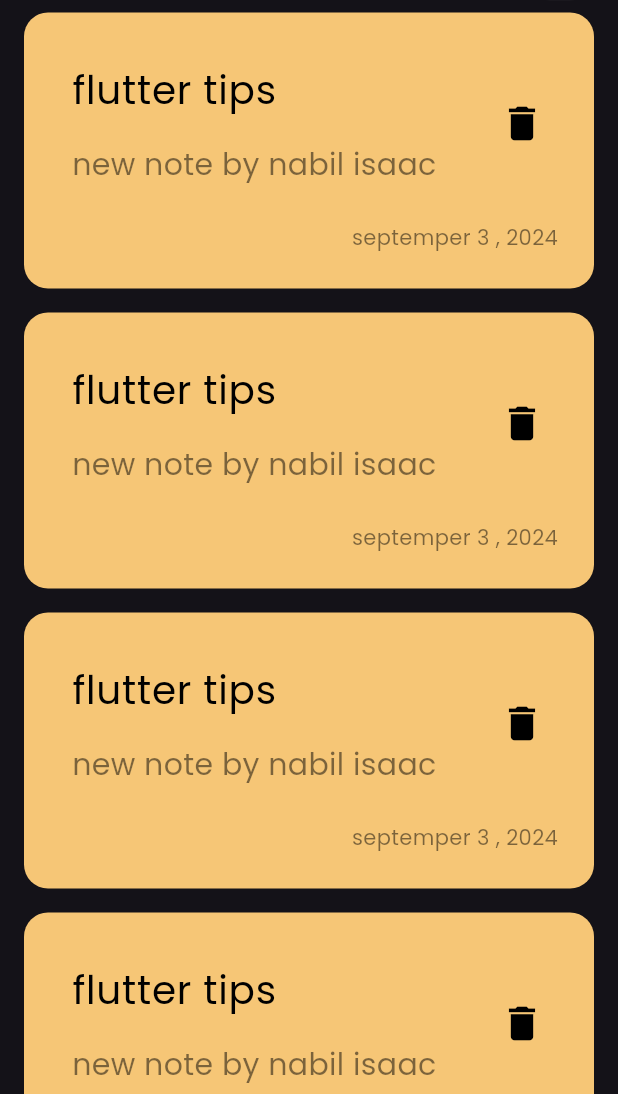
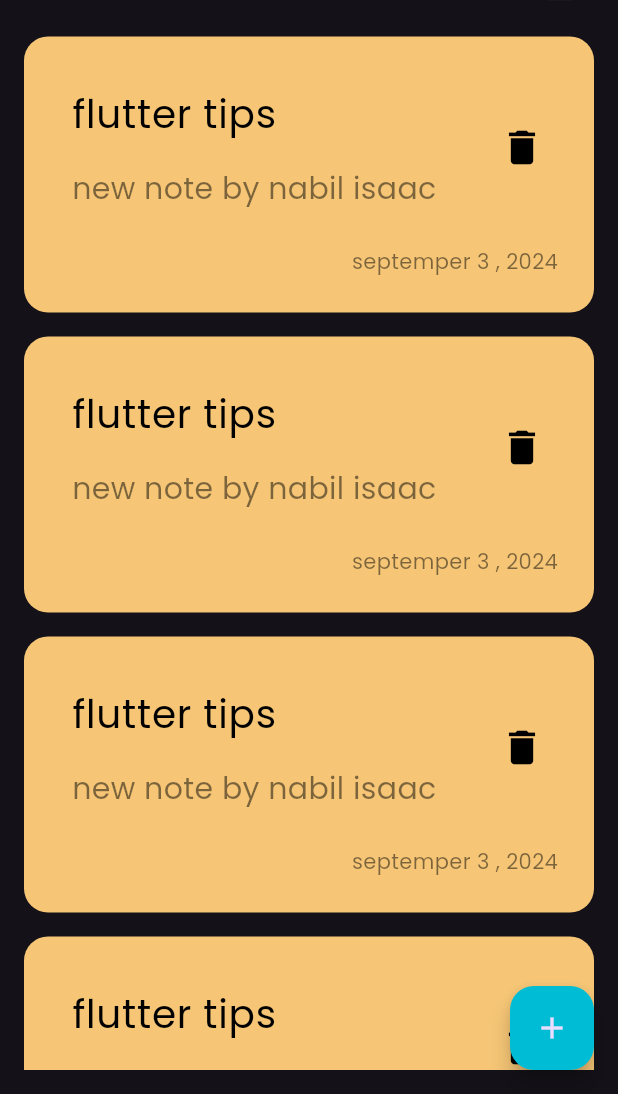
Before and after one commit to NabilIsaacHanna/notes_app, a Flutter app: the screen it shows after launch, on a phone screen of 412 x 824 dp, the part 142-1236 px from its top. Run offline on Flutter 3.47's test engine with Material 3 defaults, Android fonts, the phone set to English and light mode, and no system bars.

Commit message:
add note bottom sheet

```diff
--- a/lib/views/notes_view.dart
+++ b/lib/views/notes_view.dart
@@ -1,13 +1,28 @@
 import 'package:flutter/material.dart';
 import 'package:notes_app/widgets/Notes_view_body.dart';
+import 'package:notes_app/widgets/add_note_bottom_sheet.dart';
 
 class NotesView extends StatelessWidget {
   const NotesView({super.key});
 
   @override
   Widget build(BuildContext context) {
-    return const Scaffold(
-      body: NotesViewBody(),
+    return Scaffold(
+      floatingActionButton: FloatingActionButton(
+        backgroundColor: Colors.cyan,
+        onPressed: () {
+          showModalBottomSheet(
+            context: context,
+            builder: (context) {
+              return const AddNoteBottomSheet();
+            },
+          );
+        },
+        child: const Icon(
+          Icons.add,
+        ),
+      ),
+      body: const NotesViewBody(),
     );
   }
 }
--- a/lib/widgets/notes_list_view.dart
+++ b/lib/widgets/notes_list_view.dart
@@ -6,13 +6,17 @@ class NotesListView extends StatelessWidget {
 
   @override
   Widget build(BuildContext context) {
-    return ListView.builder(
-      itemBuilder: (context, index) {
-        return Padding(
-          padding: const EdgeInsets.symmetric(vertical: 8),
-          child: NoteItem(),
-        );
-      },
+    return Padding(
+      padding: const EdgeInsets.symmetric(vertical: 16),
+      child: ListView.builder(
+        padding: EdgeInsets.zero,
+        itemBuilder: (context, index) {
+          return const Padding(
+            padding: EdgeInsets.symmetric(vertical: 8),
+            child: NoteItem(),
+          );
+        },
+      ),
     );
   }
 }
```
Also changed, not shown: lib/widgets/add_note_bottom_sheet.dart (added, +10 -0 lines).
